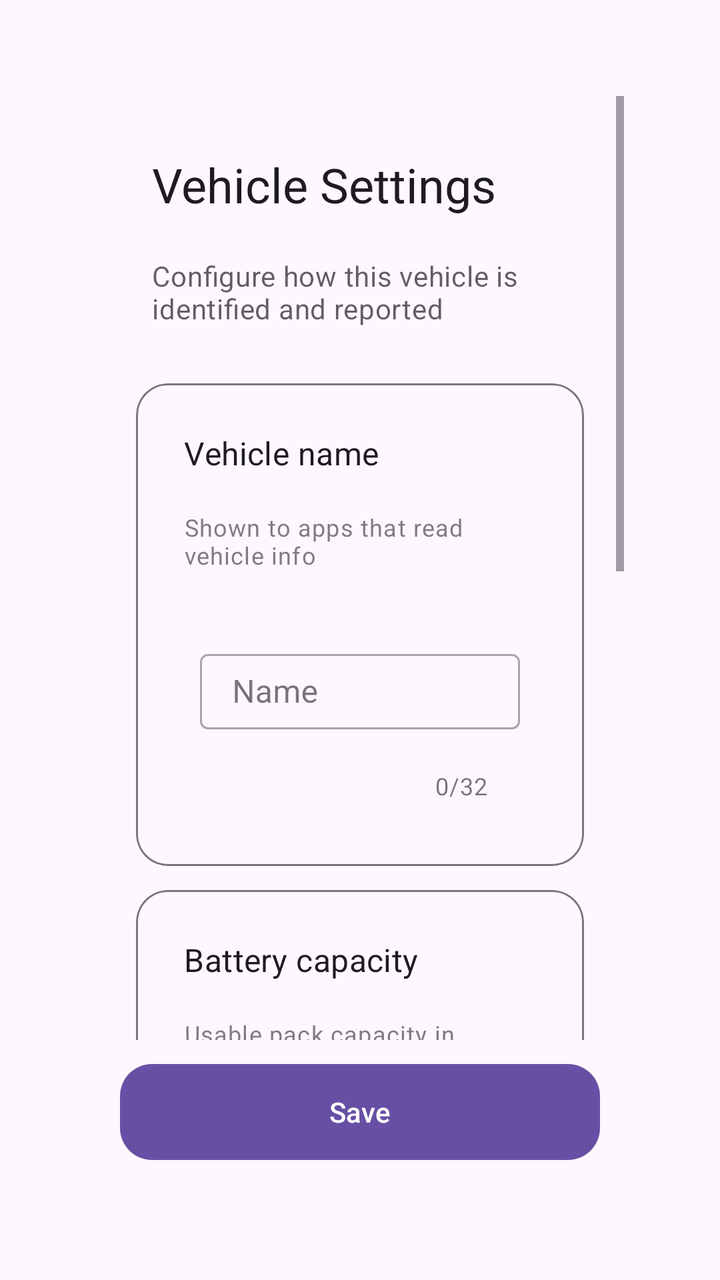
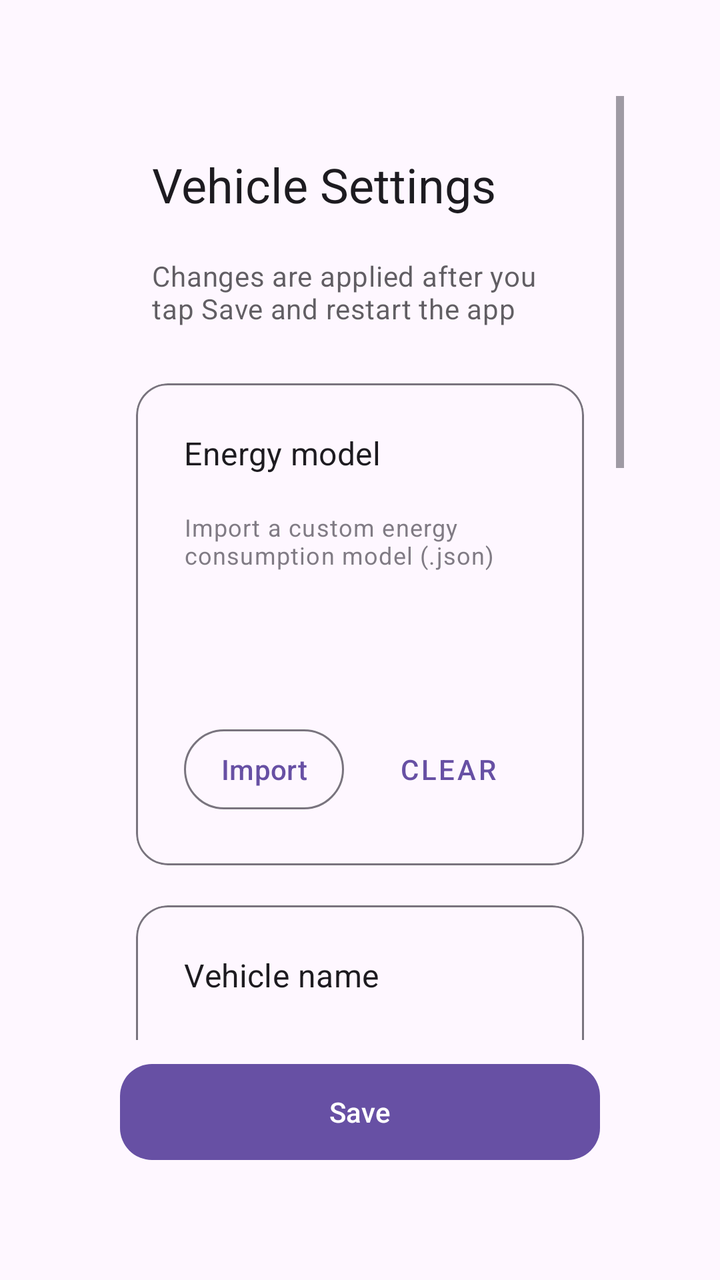

Before-and-after screenshots of an Android layout around one commit, followed by the original layout XML and the change that was made.
<!-- AndroidManifest.xml: application theme Theme.CarService -->
<!-- res/layout/activity_vehicle_settings.xml -->
<?xml version="1.0" encoding="utf-8"?>
<LinearLayout xmlns:android="http://schemas.android.com/apk/res/android"
    xmlns:app="http://schemas.android.com/apk/res-auto"
    xmlns:tools="http://schemas.android.com/tools"
    android:id="@+id/vehicleSettings"
    android:layout_width="match_parent"
    android:layout_height="match_parent"
    android:orientation="vertical"
    tools:context=".activity.VehicleSettings">

    <ScrollView
        android:layout_width="match_parent"
        android:layout_height="0dp"
        android:layout_weight="1"
        android:clipToPadding="false"
        android:fillViewport="true">

        <LinearLayout
            android:layout_width="match_parent"
            android:layout_height="wrap_content"
            android:orientation="vertical"
            android:padding="20dp">

            <TextView
                android:id="@+id/titleText"
                android:layout_width="match_parent"
                android:layout_height="wrap_content"
                android:text="Vehicle Settings"
                android:textAppearance="@style/TextAppearance.MaterialComponents.Headline5" />

            <TextView
                android:layout_width="match_parent"
                android:layout_height="wrap_content"
                android:layout_marginTop="4dp"
                android:text="Configure how this vehicle is identified and reported"
                android:textAppearance="@style/TextAppearance.MaterialComponents.Body2"
                android:alpha="0.7" />

            
            <com.google.android.material.card.MaterialCardView
                android:layout_width="match_parent"
                android:layout_height="wrap_content"
                android:layout_marginTop="20dp"
                app:cardCornerRadius="16dp"
                app:cardElevation="0dp"
                app:strokeWidth="1dp"
                app:strokeColor="?attr/colorOutline">

                <LinearLayout
                    android:layout_width="match_parent"
                    android:layout_height="wrap_content"
                    android:orientation="vertical"
                    android:padding="16dp">

                    <TextView
                        android:layout_width="wrap_content"
                        android:layout_height="wrap_content"
                        android:text="Vehicle name"
                        android:textAppearance="@style/TextAppearance.MaterialComponents.Subtitle1" />

                    <TextView
                        android:layout_width="wrap_content"
                        android:layout_height="wrap_content"
                        android:layout_marginTop="2dp"
                        android:text="Shown to apps that read vehicle info"
                        android:textAppearance="@style/TextAppearance.MaterialComponents.Caption"
                        android:alpha="0.7" />

                    <com.google.android.material.textfield.TextInputLayout
                        android:id="@+id/vehicleNameLayout"
                        style="@style/Widget.MaterialComponents.TextInputLayout.OutlinedBox"
                        android:layout_width="match_parent"
                        android:layout_height="wrap_content"
                        android:layout_marginTop="12dp"
                        android:hint="Name"
                        app:counterEnabled="true"
                        app:counterMaxLength="32"
                        app:endIconMode="clear_text">

                        <com.google.android.material.textfield.TextInputEditText
                            android:id="@+id/vehicleNameInput"
                            android:layout_width="match_parent"
                            android:layout_height="wrap_content"
                            android:imeOptions="actionNext"
                            android:inputType="textCapWords"
                            android:maxLength="32"
                            android:maxLines="1" />
                    </com.google.android.material.textfield.TextInputLayout>
                </LinearLayout>
            </com.google.android.material.card.MaterialCardView>

            
            <com.google.android.material.card.MaterialCardView
                android:layout_width="match_parent"
                android:layout_height="wrap_content"
                android:layout_marginTop="12dp"
                app:cardCornerRadius="16dp"
                app:cardElevation="0dp"
                app:strokeWidth="1dp"
                app:strokeColor="?attr/colorOutline">

                <LinearLayout
                    android:layout_width="match_parent"
                    android:layout_height="wrap_content"
                    android:orientation="vertical"
                    android:padding="16dp">

                    <TextView
                        android:layout_width="wrap_content"
                        android:layout_height="wrap_content"
                        android:text="Battery capacity"
                        android:textAppearance="@style/TextAppearance.MaterialComponents.Subtitle1" />

                    <TextView
                        android:layout_width="wrap_content"
                        android:layout_height="wrap_content"
                        android:layout_marginTop="2dp"
                        android:text="Usable pack capacity in watt-hours"
                        android:textAppearance="@style/TextAppearance.MaterialComponents.Caption"
                        android:alpha="0.7" />

                    <com.google.android.material.textfield.TextInputLayout
                        android:id="@+id/batteryCapacityLayout"
                        style="@style/Widget.MaterialComponents.TextInputLayout.OutlinedBox"
                        android:layout_width="match_parent"
                        android:layout_height="wrap_content"
                        android:layout_marginTop="12dp"
                        android:hint="Capacity"
                        app:helperText=" "
                        app:suffixText="Wh">

                        <com.google.android.material.textfield.TextInputEditText
                            android:id="@+id/batteryCapacityInput"
                            android:layout_width="match_parent"
                            android:layout_height="wrap_content"
                            android:imeOptions="actionDone"
                            android:inputType="number"
                            android:maxLength="7"
                            android:maxLines="1" />
                    </com.google.android.material.textfield.TextInputLayout>
                </LinearLayout>
            </com.google.android.material.card.MaterialCardView>

            
            <com.google.android.material.card.MaterialCardView
                android:layout_width="match_parent"
                android:layout_height="wrap_content"
                android:layout_marginTop="12dp"
                app:cardCornerRadius="16dp"
                app:cardElevation="0dp"
                app:strokeWidth="1dp"
                app:strokeColor="?attr/colorOutline">

                <LinearLayout
                    android:layout_width="match_parent"
                    android:layout_height="wrap_content"
                    android:orientation="vertical"
                    android:padding="16dp">

                    <TextView
                        android:layout_width="wrap_content"
                        android:layout_height="wrap_content"
                        android:text="Driver seat"
                        android:textAppearance="@style/TextAppearance.MaterialComponents.Subtitle1" />

                    <TextView
                        android:layout_width="wrap_content"
                        android:layout_height="wrap_content"
                        android:layout_marginTop="2dp"
                        android:text="Which side the driver sits on (requires app restart)"
                        android:textAppearance="@style/TextAppearance.MaterialComponents.Caption"
                        android:alpha="0.7" />

                    <com.google.android.material.button.MaterialButtonToggleGroup
                        android:id="@+id/seatToggleGroup"
                        android:layout_width="match_parent"
                        android:layout_height="wrap_content"
                        android:layout_marginTop="12dp"
                        app:checkedButton="@id/seatLeftButton"
                        app:selectionRequired="true"
                        app:singleSelection="true">

                        <com.google.android.material.button.MaterialButton
                            android:id="@+id/seatLeftButton"
                            style="?attr/materialButtonOutlinedStyle"
                            android:layout_width="0dp"
                            android:layout_height="wrap_content"
                            android:layout_weight="1"
                            android:text="Left (LHD)" />

                        <com.google.android.material.button.MaterialButton
                            android:id="@+id/seatRightButton"
                            style="?attr/materialButtonOutlinedStyle"
                            android:layout_width="0dp"
                            android:layout_height="wrap_content"
                            android:layout_weight="1"
                            android:text="Right (RHD)" />
                    </com.google.android.material.button.MaterialButtonToggleGroup>
                </LinearLayout>
            </com.google.android.material.card.MaterialCardView>

            
            <TextView
                android:id="@+id/vinText"
                android:layout_width="match_parent"
                android:layout_height="wrap_content"
                android:layout_marginTop="16dp"
                android:gravity="center"
                android:textAppearance="@style/TextAppearance.MaterialComponents.Caption"
                android:textIsSelectable="true"
                android:alpha="0.6" />
        </LinearLayout>
    </ScrollView>

    <com.google.android.material.button.MaterialButton
        android:id="@+id/saveButton"
        android:layout_width="match_parent"
        android:layout_height="56dp"
        android:layout_marginStart="20dp"
        android:layout_marginTop="8dp"
        android:layout_marginEnd="20dp"
        android:layout_marginBottom="16dp"
        android:text="Save"
        app:cornerRadius="16dp" />

</LinearLayout>
<!-- resources referenced by this layout -->
<resources>
  <style name="Theme.CarService" parent="Theme.Material3.DayNight.NoActionBar">
          <item name="android:padding">8dp</item>
      </style>
</resources>

<!-- the commit's change to res/layout/activity_vehicle_settings.xml (unified diff, before → after) -->
@@ -32,9 +32,71 @@
                 android:layout_width="match_parent"
                 android:layout_height="wrap_content"
                 android:layout_marginTop="4dp"
-                android:text="Configure how this vehicle is identified and reported"
+                android:text="Changes are applied after you tap Save and restart the app"
                 android:textAppearance="@style/TextAppearance.MaterialComponents.Body2"
                 android:alpha="0.7" />
+
+            
+            <com.google.android.material.card.MaterialCardView
+                android:layout_width="match_parent"
+                android:layout_height="wrap_content"
+                android:layout_marginTop="20dp"
+                app:cardCornerRadius="16dp"
+                app:cardElevation="0dp"
+                app:strokeWidth="1dp"
+                app:strokeColor="?attr/colorOutline">
+
+                <LinearLayout
+                    android:layout_width="match_parent"
+                    android:layout_height="wrap_content"
+                    android:orientation="vertical"
+                    android:padding="16dp">
+
+                    <TextView
+                        android:layout_width="wrap_content"
+                        android:layout_height="wrap_content"
+                        android:text="Energy model"
+                        android:textAppearance="@style/TextAppearance.MaterialComponents.Subtitle1" />
+
+                    <TextView
+                        android:layout_width="wrap_content"
+                        android:layout_height="wrap_content"
+                        android:layout_marginTop="2dp"
+                        android:text="Import a custom energy consumption model (.json)"
+                        android:textAppearance="@style/TextAppearance.MaterialComponents.Caption"
+                        android:alpha="0.7" />
+
+                    <TextView
+                        android:id="@+id/energyModelStatus"
+                        android:layout_width="match_parent"
+                        android:layout_height="wrap_content"
+                        android:layout_marginTop="12dp"
+                        android:textAppearance="@style/TextAppearance.MaterialComponents.Body2" />
+
+                    <LinearLayout
+                        android:layout_width="match_parent"
+                        android:layout_height="wrap_content"
+                        android:layout_marginTop="12dp"
+                        android:orientation="horizontal">
+
+                        <com.google.android.material.button.MaterialButton
+                            android:id="@+id/importEnergyModelButton"
+                            style="?attr/materialButtonOutlinedStyle"
+                            android:layout_width="0dp"
+                            android:layout_height="wrap_content"
+                            android:layout_weight="1"
+                            android:text="Import" />
+
+                        <com.google.android.material.button.MaterialButton
+                            android:id="@+id/clearEnergyModelButton"
+                            style="@style/Widget.MaterialComponents.Button.TextButton"
+                            android:layout_width="wrap_content"
+                            android:layout_height="wrap_content"
+                            android:layout_marginStart="8dp"
+                            android:text="Clear" />
+                    </LinearLayout>
+                </LinearLayout>
+            </com.google.android.material.card.MaterialCardView>
 
             
             <com.google.android.material.card.MaterialCardView
